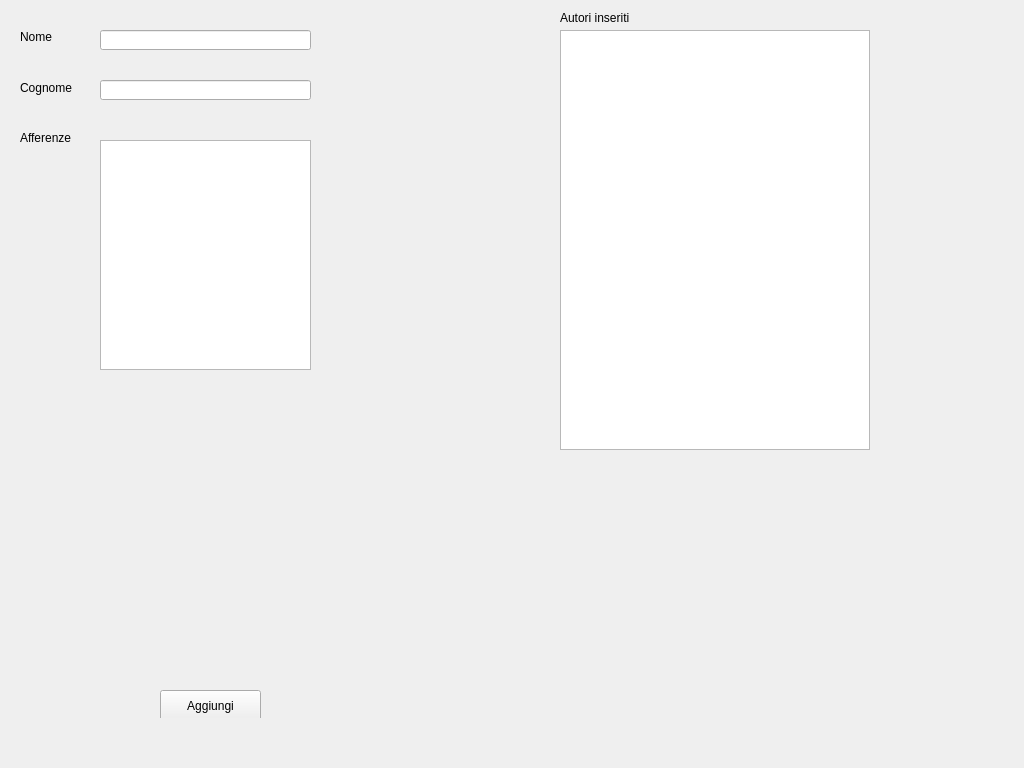
marcovirgillo/ProgettoPO, file Progetto/paginaautore.ui: the form before one commit.
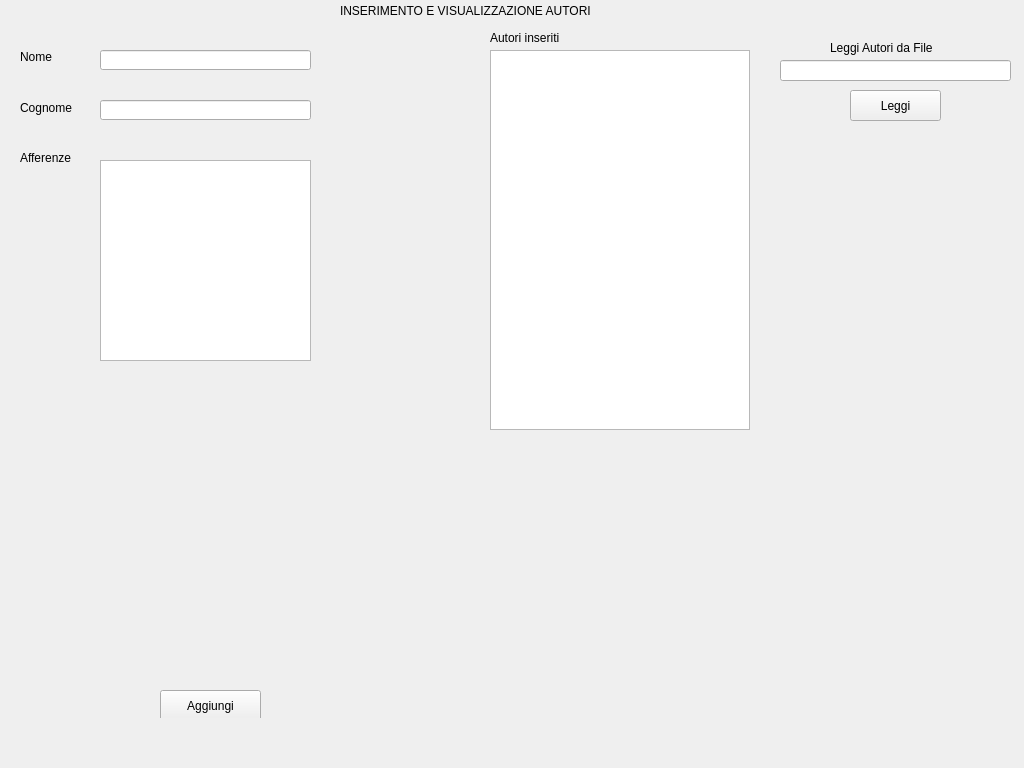
The form after the commit.

What changed in the file:
```diff
--- a/Progetto/paginaautore.ui
+++ b/Progetto/paginaautore.ui
@@ -30,7 +30,7 @@
      <property name="geometry">
       <rect>
        <x>20</x>
-       <y>130</y>
+       <y>150</y>
        <width>61</width>
        <height>16</height>
       </rect>
@@ -43,7 +43,7 @@
      <property name="geometry">
       <rect>
        <x>100</x>
-       <y>80</y>
+       <y>100</y>
        <width>211</width>
        <height>20</height>
       </rect>
@@ -53,7 +53,7 @@
      <property name="geometry">
       <rect>
        <x>20</x>
-       <y>80</y>
+       <y>100</y>
        <width>61</width>
        <height>16</height>
       </rect>
@@ -66,7 +66,7 @@
      <property name="geometry">
       <rect>
        <x>100</x>
-       <y>30</y>
+       <y>50</y>
        <width>211</width>
        <height>20</height>
       </rect>
@@ -76,7 +76,7 @@
      <property name="geometry">
       <rect>
        <x>20</x>
-       <y>30</y>
+       <y>50</y>
        <width>47</width>
        <height>13</height>
       </rect>
@@ -104,10 +104,10 @@
     <widget class="QListWidget" name="listAutori">
      <property name="geometry">
       <rect>
-       <x>560</x>
-       <y>30</y>
-       <width>310</width>
-       <height>420</height>
+       <x>490</x>
+       <y>50</y>
+       <width>260</width>
+       <height>380</height>
       </rect>
      </property>
     </widget>
@@ -115,17 +115,17 @@
      <property name="geometry">
       <rect>
        <x>100</x>
-       <y>140</y>
+       <y>160</y>
        <width>211</width>
-       <height>230</height>
+       <height>201</height>
       </rect>
      </property>
     </widget>
     <widget class="QLabel" name="labelAutoriInseriti">
      <property name="geometry">
       <rect>
-       <x>560</x>
-       <y>10</y>
+       <x>490</x>
+       <y>30</y>
        <width>91</width>
        <height>16</height>
       </rect>
@@ -134,6 +134,55 @@
       <string>Autori inseriti</string>
      </property>
     </widget>
+    <widget class="QLabel" name="labelTitolo">
+     <property name="geometry">
+      <rect>
+       <x>340</x>
+       <y>3</y>
+       <width>271</width>
+       <height>16</height>
+      </rect>
+     </property>
+     <property name="text">
+      <string>INSERIMENTO E VISUALIZZAZIONE AUTORI</string>
+     </property>
+    </widget>
+    <widget class="QPushButton" name="buttonLeggi">
+     <property name="geometry">
+      <rect>
+       <x>850</x>
+       <y>90</y>
+       <width>91</width>
+       <height>31</height>
+      </rect>
+     </property>
+     <property name="text">
+      <string>Leggi</string>
+     </property>
+    </widget>
+    <widget class="QLabel" name="labelLeggiDaFile">
+     <property name="geometry">
+      <rect>
+       <x>830</x>
+       <y>40</y>
+       <width>131</width>
+       <height>16</height>
+      </rect>
+     </property>
+     <property name="text">
+      <string>Leggi Autori da File</string>
+     </property>
+    </widget>
+    <widget class="QLineEdit" name="Percorso">
+     <property name="geometry">
+      <rect>
+       <x>780</x>
+       <y>60</y>
+       <width>231</width>
+       <height>21</height>
+      </rect>
+     </property>
+    </widget>
    </widget>
   </widget>
  </widget>
```
